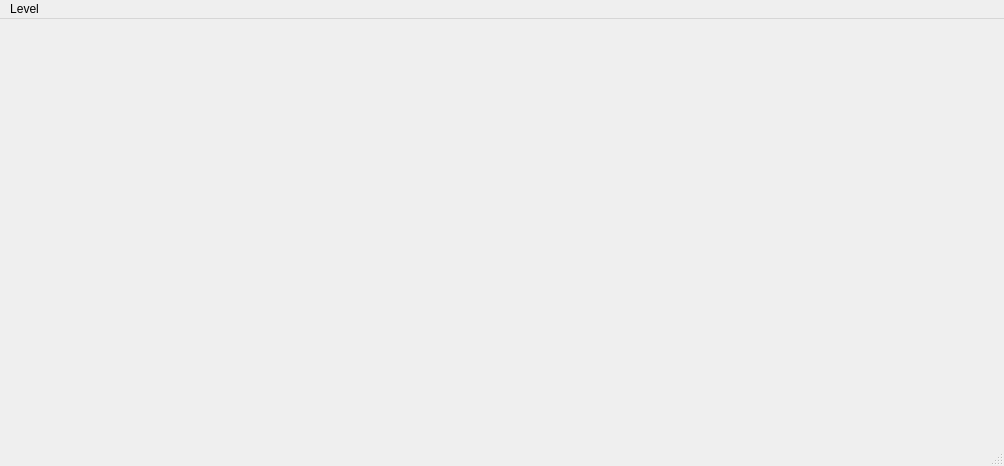
This is gui/editorwindow.ui in Taliks87/lvl_editor as Qt 5 draws it before an edit. The edited form follows.
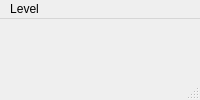
This is the edited form.

The edit to the form file:
```diff
--- a/gui/editorwindow.ui
+++ b/gui/editorwindow.ui
@@ -2,14 +2,6 @@
 <ui version="4.0">
  <class>EditorWindow</class>
  <widget class="QMainWindow" name="EditorWindow">
-  <property name="geometry">
-   <rect>
-    <x>0</x>
-    <y>0</y>
-    <width>1004</width>
-    <height>466</height>
-   </rect>
-  </property>
   <property name="windowTitle">
    <string>EditorWindow</string>
   </property>
@@ -28,7 +20,7 @@
     <rect>
      <x>0</x>
      <y>0</y>
-     <width>1004</width>
+     <width>622</width>
      <height>21</height>
     </rect>
    </property>
```
